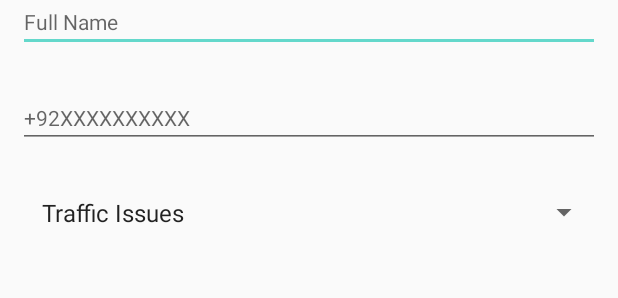
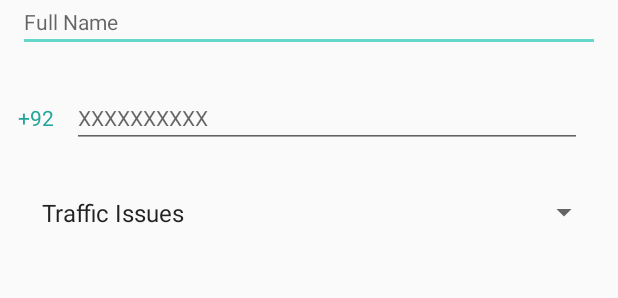
Before and after one commit to codernaut/citizenconnect, an Android app: the layout feedback_fragment.xml on its own in the app's theme, with its tools: preview values and no code run, on a phone screen of 412 x 824 dp. Shown: the part 232-530 px from the top of the screen. Run offline under Robolectric (Android 15) with nearby library versions, the phone set to English and light mode, and no system bars.

Commit message:
validations added in feedback
validations added in feedback

```diff
--- a/Android App/app/build.gradle
+++ b/Android App/app/build.gradle
@@ -40,7 +40,7 @@ android {
         maven { url "https://jitpack.io" }
 
     }
-    android{
+    android {
         dataBinding {
             enabled = true
         }
--- a/Android App/app/src/main/res/layout/feedback_fragment.xml
+++ b/Android App/app/src/main/res/layout/feedback_fragment.xml
@@ -1,8 +1,8 @@
 <?xml version="1.0" encoding="utf-8"?>
-<ScrollView
-    xmlns:android="http://schemas.android.com/apk/res/android"
-    android:layout_height="match_parent"
-    android:layout_width="match_parent">
+<ScrollView xmlns:android="http://schemas.android.com/apk/res/android"
+    android:layout_width="match_parent"
+    android:layout_height="match_parent">
+
     <LinearLayout
         android:layout_width="match_parent"
         android:layout_height="match_parent"
@@ -32,40 +32,60 @@
             android:layout_height="wrap_content"
             android:layout_gravity="center"
             android:layout_marginLeft="12dp"
-            android:textColor="@color/colorPrimary"
             android:layout_marginRight="12dp"
             android:layout_marginTop="32dp"
             android:hint="Full Name"
+            android:digits=" abcdefghijklmnopqrstuvwxyzABCDEFGHIJKLMNOPQRSTUVWXYZ"
+            android:inputType="text"
+            android:textColor="@color/colorPrimary"
             android:textSize="14sp" />
 
-        <EditText
-            android:id="@+id/ContactNumberET"
+        <LinearLayout
             android:layout_width="match_parent"
             android:layout_height="wrap_content"
             android:layout_gravity="center"
             android:layout_marginLeft="12dp"
-            android:textColor="@color/colorPrimary"
             android:layout_marginRight="12dp"
             android:layout_marginTop="24dp"
-            android:hint="+92XXXXXXXXXX"
-            android:inputType="phone"
-            android:textSize="14sp" />
+            android:orientation="horizontal">
 
+            <TextView
+                android:id="@+id/countryCode"
+                android:layout_width="wrap_content"
+                android:layout_height="match_parent"
+                android:text="+92"
+                android:gravity="center"
+                android:textColor="@color/colorPrimary"
+                android:textSize="14sp" />
+
+            <EditText
+                android:id="@+id/ContactNumberET"
+                android:layout_width="wrap_content"
+                android:layout_height="wrap_content"
+                android:layout_gravity="center"
+                android:layout_weight="1"
+                android:layout_marginLeft="12dp"
+                android:layout_marginRight="12dp"
+                android:hint="XXXXXXXXXX"
+                android:inputType="number"
+                android:maxLength="10"
+                android:textColor="@color/colorPrimary"
+                android:textSize="14sp" />
+        </LinearLayout>
         <!--android:hint="Contact Number"-->
         <Spinner
             android:id="@+id/subject"
             android:layout_width="match_parent"
             android:layout_height="wrap_content"
             android:layout_gravity="center"
-            android:entries="@array/countrySubjectItems"
-            android:prompt="@string/feedbackPrompt"
             android:layout_marginLeft="12dp"
-            android:textColor="@color/colorPrimary"
-            android:padding="8dp"
             android:layout_marginRight="12dp"
             android:layout_marginTop="24dp"
-            android:textSize="14sp" >
-        </Spinner>
+            android:entries="@array/countrySubjectItems"
+            android:padding="8dp"
+            android:prompt="@string/feedbackPrompt"
+            android:textColor="@color/colorPrimary"
+            android:textSize="14sp"></Spinner>
 
         <EditText
             android:id="@+id/messageET"
@@ -75,8 +95,8 @@
             android:layout_marginLeft="12dp"
             android:layout_marginRight="12dp"
             android:layout_marginTop="24dp"
+            android:hint="Message"
             android:textColor="@color/colorPrimary"
-            android:hint="Message"
             android:textSize="14sp" />
 
         <Button
@@ -85,14 +105,14 @@
             android:layout_height="wrap_content"
             android:layout_gravity="center"
             android:layout_marginLeft="12dp"
+            android:layout_marginRight="12dp"
+            android:layout_marginTop="24dp"
+            android:background="@color/colorPrimary"
+            android:paddingLeft="18dp"
+            android:paddingRight="18dp"
             android:text="Send Message"
-            android:paddingRight="18dp"
-            android:paddingLeft="18dp"
-            android:textColor="@color/white"
             android:textAllCaps="false"
-            android:background="@color/colorPrimary"
-            android:layout_marginRight="12dp"
-            android:layout_marginTop="24dp" />
+            android:textColor="@color/white" />
 
     </LinearLayout>
 </ScrollView>
```
Also changed, not shown: Android App/app/src/main/java/org/cfp/citizenconnect/Feedback/FragmentFeedback.java (+74 -10 lines), 1 other file.
